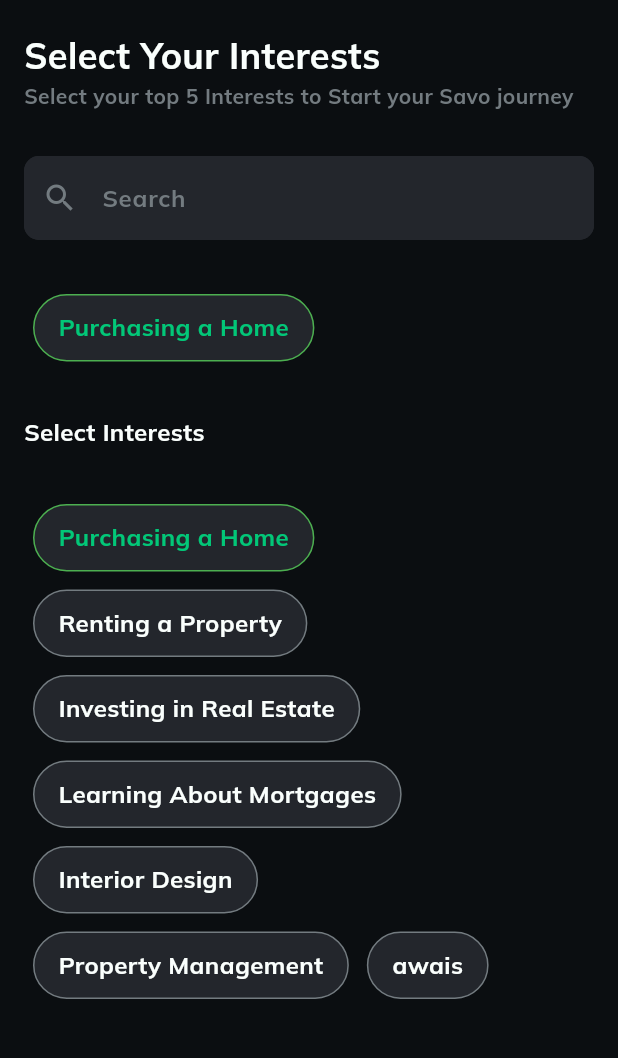
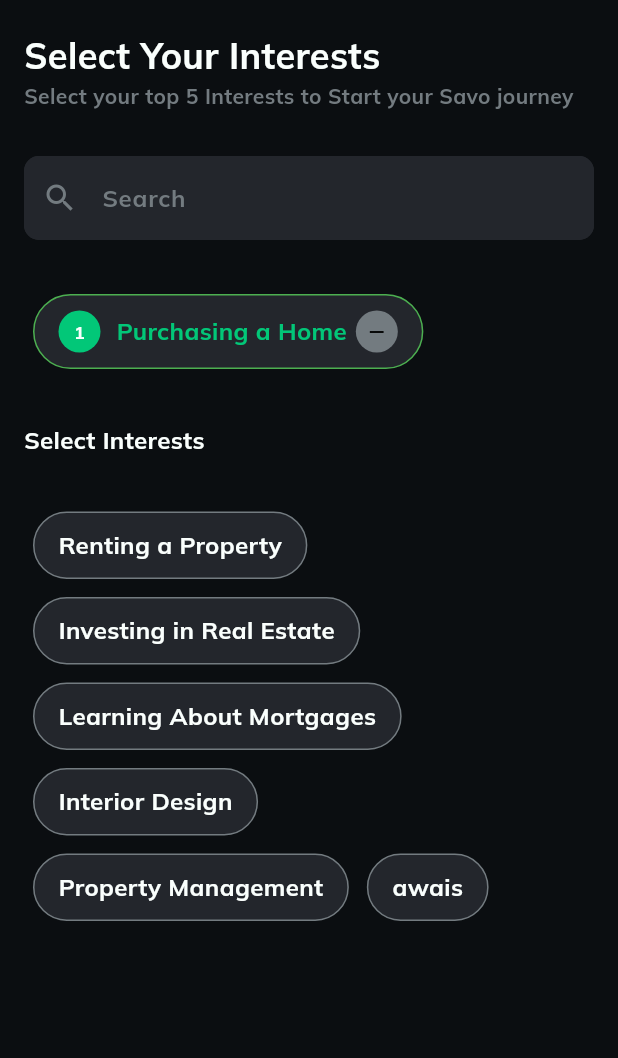
Before and after one commit to AwaisKhan10/MVVM-STRUCTURE, a Flutter app: the screen it shows after launch, after a tap on "Purchasing a Home", on a phone screen of 412 x 824 dp, the part 101-1159 px from its top. Run offline on Flutter 3.47's test engine with Material 3 defaults, Android fonts, the phone set to English and light mode, and no system bars; our stand-ins replace flutter_screenutil, get, google_fonts, pinput, smooth_page_indicator, video_player.

Commit message:
interest screen done

```diff
--- a/lib/ui/custom_widget/custom_interests_button.dart
+++ b/lib/ui/custom_widget/custom_interests_button.dart
@@ -6,11 +6,13 @@ class CustomInterestButton extends StatelessWidget {
   final String text;
   final VoidCallback onTap;
   final bool isSelected;
+  final int? index;
 
   const CustomInterestButton({
     required this.text,
     required this.onTap,
     required this.isSelected,
+    this.index,
     super.key,
   });
 
@@ -29,12 +31,49 @@ class CustomInterestButton extends StatelessWidget {
           ),
           borderRadius: BorderRadius.circular(35),
         ),
+        constraints: const BoxConstraints(minWidth: 0), // 👈 shrink possible
+        child: isSelected
+            ? Row(
+                mainAxisSize: MainAxisSize.min, // 👈 wrap content
+                children: [
+                  CircleAvatar(
+                    radius: 14,
+                    backgroundColor: lightGreenColor,
                     child: Text(
+                      index != null ? "${index! + 1}" : "",
+                      style: style16.copyWith(fontSize: 12),
+                    ),
+                  ),
+                  const SizedBox(width: 6),
+                  Text(
                     text,
                     style: style16.copyWith(
                       color: isSelected ? lightGreenColor : whiteColor,
                     ),
                   ),
+                  const SizedBox(width: 6),
+                  const CircleAvatar(
+                    radius: 14,
+                    backgroundColor: greyColor,
+                    child: Icon(
+                      Icons.remove,
+                      color: Colors.black,
+                      size: 16,
+                    ),
+                  ),
+                ],
+              )
+            : Row(
+                mainAxisSize: MainAxisSize.min, // 👈 wrap content
+                children: [
+                  Text(
+                    text,
+                    style: style16.copyWith(
+                      color: isSelected ? lightGreenColor : whiteColor,
+                    ),
+                  ),
+                ],
+              ),
       ),
     );
   }
--- a/lib/ui/screens/select_interest/select_interest_screen.dart
+++ b/lib/ui/screens/select_interest/select_interest_screen.dart
@@ -36,6 +36,10 @@ class SelectInterestScreen extends StatelessWidget {
                 ),
                 30.verticalSpace,
                 TextFormField(
+                  onChanged: (value) =>
+                      model.setSearchQuery(value), // 👈 filter trigger
+                  style: style16,
+                  controller: model.searchController,
                   decoration: searchFieldDecoration.copyWith(
                       hintText: "Search",
                       prefixIcon: const Icon(
@@ -48,47 +52,31 @@ class SelectInterestScreen extends StatelessWidget {
                   children: List.generate(
                     model.selectedInterests.length,
                     (index) => CustomInterestButton(
-                      text: model.selectedInterests[index],
+                      text: " ${model.selectedInterests[index]}", // number wise
+                      index: index,
                       onTap: () {
-                        model.onClick(index);
+                        model.onClick(
+                            model.selectedInterests[index]); // deselect
                       },
-                      isSelected: model.isSelected(
-                        model.selectedInterests[index],
-                      ),
+                      isSelected: true, // upar wale hamesha selected
                     ),
                   ),
                 ),
                 30.verticalSpace,
-
                 Text(
                   "Select Interests",
                   style: style16,
                 ),
                 30.verticalSpace,
-                // ListView.builder(
-                //     itemCount: model.interests.length,
-                //     itemBuilder: (context, index) {
-                //       return CustomInterestButton(
-                //         text: model.interests[index],
-                //         onTap: () {
-                //           // Handle tap for each interest
-                //           print('Selected: ${model.interests[index]}');
-                //         },
-                //       );
-                //     }),
-
-                // Generate buttons dynamically
                 Wrap(
                   children: List.generate(
-                    model.interests.length,
+                    model.filteredInterests.length,
                     (index) => CustomInterestButton(
-                      text: model.interests[index],
+                      text: model.filteredInterests[index],
                       onTap: () {
-                        model.onClick(index);
+                        model.onClick(model.interests[index]); // select
                       },
-                      isSelected: model.isSelected(
-                        model.interests[index],
-                      ),
+                      isSelected: false, // neeche wale default not selected
                     ),
                   ),
                 ),
--- a/lib/ui/screens/select_interest/select_interest_view_model.dart
+++ b/lib/ui/screens/select_interest/select_interest_view_model.dart
@@ -1,6 +1,9 @@
+import 'package:flutter/material.dart';
 import 'package:mvvm/core/view_model/base_view_model.dart';
 
 class SelectInterestViewModel extends BaseViewModel {
+  final searchController = TextEditingController();
+
   List<String> interests = [
     "Purchasing a Home",
     "Renting a Property",
@@ -13,15 +16,30 @@ class SelectInterestViewModel extends BaseViewModel {
 
   List<String> selectedInterests = [];
 
-  void onClick(int index) {
-    String interest = interests[index];
+  String _searchQuery = "";
 
+  void setSearchQuery(String value) {
+    _searchQuery = value.toLowerCase();
+    notifyListeners();
+  }
+
+  // Filtered list according to search
+  List<String> get filteredInterests {
+    if (_searchQuery.isEmpty) return interests;
+    return interests
+        .where((e) => e.toLowerCase().contains(_searchQuery))
+        .toList();
+  }
+
+  void onClick(String interest) {
     if (selectedInterests.contains(interest)) {
-      // remove if already selected
       selectedInterests.remove(interest);
+      interests.add(interest);
     } else {
-      // add new selection at the beginning
-      selectedInterests.insert(0, interest);
+      if (selectedInterests.length < 5) {
+        selectedInterests.add(interest);
+        interests.remove(interest);
+      }
     }
     notifyListeners();
   }
@@ -29,10 +47,4 @@ class SelectInterestViewModel extends BaseViewModel {
   bool isSelected(String interest) {
     return selectedInterests.contains(interest);
   }
-
-  // merged list = selected first + remaining
-  List<String> get orderedInterests {
-    final remaining = interests.where((e) => !selectedInterests.contains(e));
-    return [...selectedInterests, ...remaining];
-  }
 }
```
Lines whose indentation alone changed are shown as unchanged.
